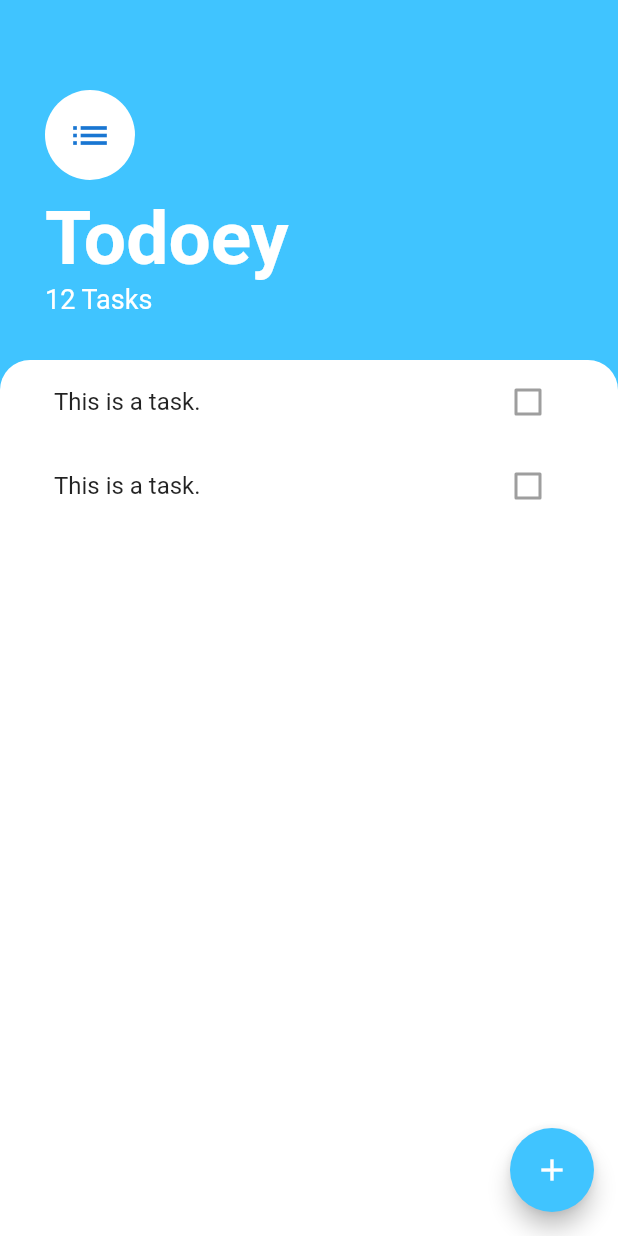
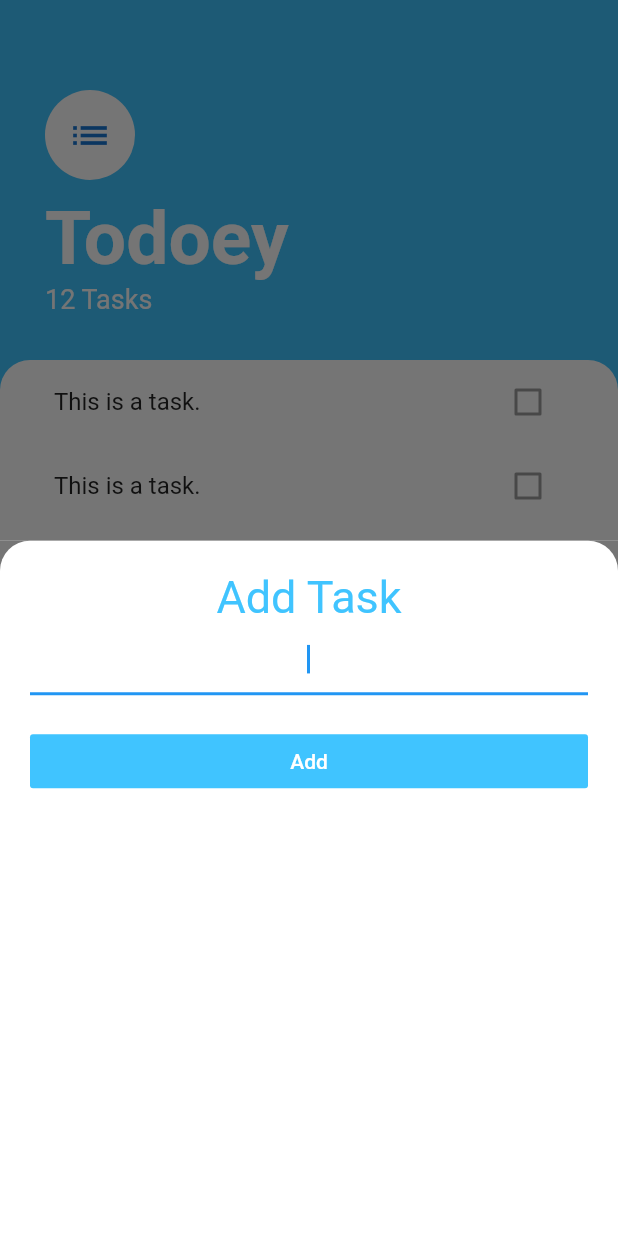
Before and after one commit to Henry-Ning/todoey_flutter, a Flutter app: the screen it shows after launch, after a tap on the "add" icon, on a phone screen of 412 x 824 dp. Run offline on Flutter 3.47's test engine with Material 2 defaults, Android fonts, the phone set to English and light mode, and no system bars.

```diff
--- /dev/null
+++ b/lib/screens/add_task_screen.dart
@@ -0,0 +1,48 @@
+import 'package:flutter/material.dart';
+
+class AddTaskScreen extends StatelessWidget {
+  @override
+  Widget build(BuildContext context) {
+    return Container(
+        color: Color(0xff757575),
+        child: Container(
+          padding: EdgeInsets.all(20),
+          decoration: BoxDecoration(
+              color: Colors.white,
+              borderRadius: BorderRadius.only(
+                topLeft: Radius.circular(20.0),
+                topRight: Radius.circular(20.0),
+              )),
+          child: Column(
+            crossAxisAlignment: CrossAxisAlignment.stretch,
+            children: <Widget>[
+              Text(
+                'Add Task',
+                textAlign: TextAlign.center,
+                style: TextStyle(
+                  color: Colors.lightBlueAccent,
+                  fontSize: 30,
+                ),
+              ),
+              TextField(
+                autofocus: true,
+                textAlign: TextAlign.center,
+              ),
+              SizedBox(
+                height: 20,
+              ),
+              FlatButton(
+                child: Text(
+                  'Add',
+                  style: TextStyle(
+                    color: Colors.white,
+                  ),
+                ),
+                color: Colors.lightBlueAccent,
+                onPressed: () {},
+              )
+            ],
+          ),
+        ));
+  }
+}
--- a/lib/screens/tasks_screen.dart
+++ b/lib/screens/tasks_screen.dart
@@ -1,4 +1,5 @@
 import 'package:flutter/material.dart';
+import 'package:todoeyflutter/screens/add_task_screen.dart';
 import 'package:todoeyflutter/widgets/tasks_list.dart';
 
 class TasksScreen extends StatelessWidget {
@@ -10,7 +11,7 @@ class TasksScreen extends StatelessWidget {
           backgroundColor: Colors.lightBlueAccent,
           child: Icon(Icons.add),
           onPressed: () {
-            //
+            showModalBottomSheet(context: context, builder: (context) => AddTaskScreen());
           },
         ),
         body: Column(
```
